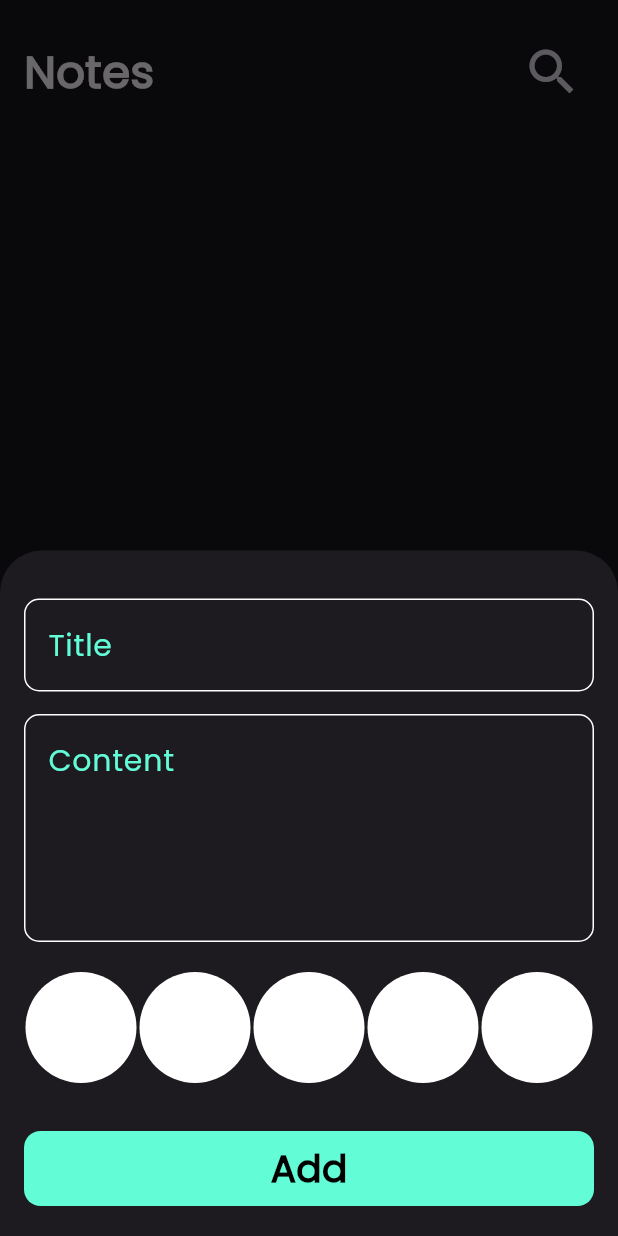
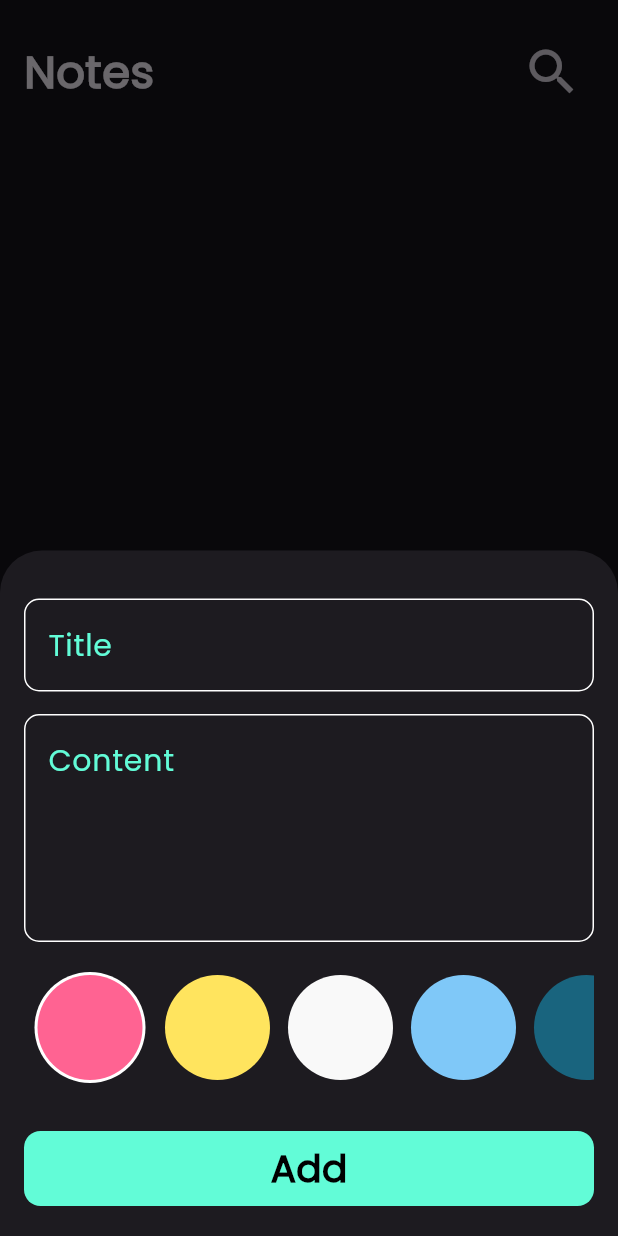
Before and after one commit to engshenoda/notesapp, a Flutter app: the screen it shows after launch, after a tap on the "add" icon, on a phone screen of 412 x 824 dp. Run offline on Flutter 3.47's test engine with Material 3 defaults, Android fonts, the phone set to English and light mode, and no system bars; drawn by our look-alikes of modal_progress_hud_nsn; our stand-ins replace bloc, flutter_bloc, hive, hive_flutter; accounts and stored records are empty.

Commit message:
add colors and and contol the colors  color list view part2

```diff
--- a/lib/widgets/color_item.dart
+++ b/lib/widgets/color_item.dart
@@ -1,13 +1,23 @@
 import 'package:flutter/material.dart';
 
 class ColorItem extends StatelessWidget {
-  const ColorItem({super.key});
-
+  const ColorItem({super.key, required this.isActive, required this.color});
+  final bool isActive;
+  final Color color;
   @override
   Widget build(BuildContext context) {
-    return const CircleAvatar(
-      radius: 38,
-      backgroundColor: Colors.white,
-    );
+    return isActive
+        ? CircleAvatar(
+            radius: 38,
+            backgroundColor: Colors.white,
+            child: CircleAvatar(
+              radius: 35,
+              backgroundColor: color,
+            ),
+          )
+        : CircleAvatar(
+            radius: 35,
+            backgroundColor: color,
+          );
   }
 }
--- a/lib/widgets/color_list_view.dart
+++ b/lib/widgets/color_list_view.dart
@@ -1,18 +1,46 @@
 import 'package:flutter/material.dart';
 import 'package:notesapp/widgets/color_item.dart';
 
-class ColorListview extends StatelessWidget {
+class ColorListview extends StatefulWidget {
   const ColorListview({super.key});
 
+  @override
+  State<ColorListview> createState() => _ColorListviewState();
+}
+
+class _ColorListviewState extends State<ColorListview> {
+  int currentIndex = 0;
+  List<Color> colors = const [
+    Color(0xffff6392),
+    Color(0xffffe45e),
+    Color(0xfff9f9f9),
+    Color(0xff7fc8f8),
+    Color(0xff19647e),
+    Color(0xff464d77),
+    Color(0xff417b5a),
+    Color(0xff7180b9),
+  ];
   @override
   Widget build(BuildContext context) {
     return SizedBox(
       height: 74,
       child: ListView.builder(
-          itemCount: 10,
+          itemCount: colors.length,
           scrollDirection: Axis.horizontal,
           itemBuilder: (context, index) {
-            return const ColorItem();
+            return Padding(
+              padding: const EdgeInsets.symmetric(horizontal: 6),
+              child: GestureDetector(
+                onTap: () {
+                  currentIndex = index;
+                  setState(() {});
+                },
+                child: ColorItem(
+                  color: colors[index],
+                  isActive: currentIndex == index,
+                ),
+              ),
+            );
           }),
     );
   }
```
